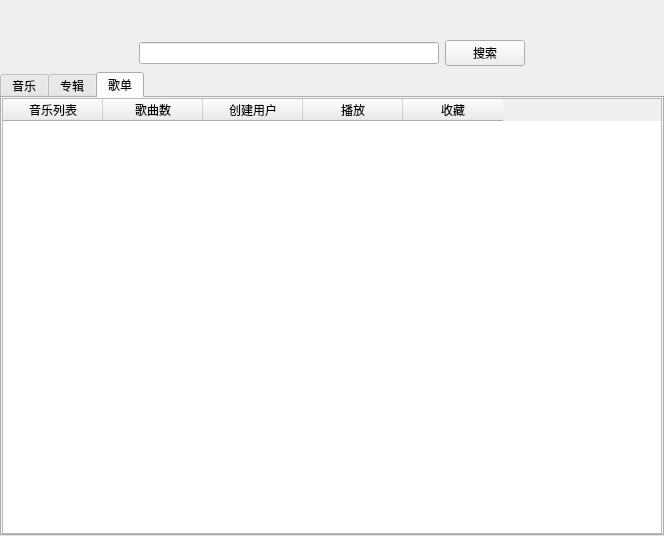
Qt form scrollContentWidget/findmusicwidget.ui (tongtianli/QtMusicPlayer) before a commit.
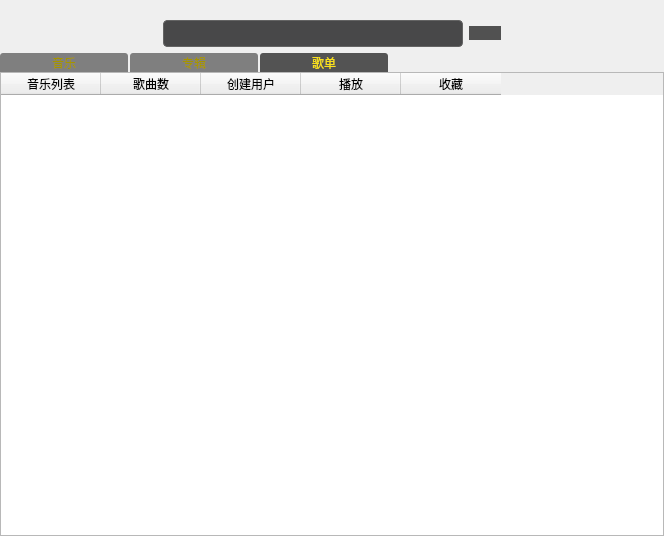
The same form after that commit. Icons and pictures are not drawn. Custom widgets are drawn as their Qt base class.

Diff of the .ui file:
```diff
--- a/scrollContentWidget/findmusicwidget.ui
+++ b/scrollContentWidget/findmusicwidget.ui
@@ -34,7 +34,7 @@
      <property name="sizeHint" stdset="0">
       <size>
        <width>20</width>
-       <height>40</height>
+       <height>20</height>
       </size>
      </property>
     </spacer>
@@ -62,12 +62,51 @@
          <height>0</height>
         </size>
        </property>
+       <property name="styleSheet">
+        <string notr="true">QLineEdit {
+        border-radius: 4px;
+        height: 25px;
+        border: 1px solid rgb(100, 100, 100);
+        background: rgb(72, 72, 73);
+}
+QLineEdit:enabled {
+        color: rgb(175, 175, 175);
+}
+QLineEdit:enabled:hover, QLineEdit:enabled:focus {
+        color: rgb(230, 230, 230);
+}
+QLineEdit:!enabled {
+        color: rgb(155, 155, 155);
+}</string>
+       </property>
       </widget>
      </item>
      <item>
       <widget class="QPushButton" name="btnSearch">
+       <property name="styleSheet">
+        <string notr="true">QPushButton:enabled {
+	border:none;
+        background: rgb(81, 81, 81);
+        	color: rgb(188, 188, 188);
+}
+QPushButton:!enabled {
+        background: rgb(100, 100, 100);
+        color: rgb(200, 200, 200);
+}
+QPushButton:enabled:hover{
+        background: rgb(85, 85, 85);
+}
+QPushButton:enabled:pressed{
+        background: rgb(80, 80, 80);
+}
+</string>
+       </property>
        <property name="text">
-        <string>搜索</string>
+        <string/>
+       </property>
+       <property name="icon">
+        <iconset resource="../mainWindow/mainwindow.qrc">
+         <normaloff>:/image/resource/search.png</normaloff>:/image/resource/search.png</iconset>
        </property>
       </widget>
      </item>
@@ -88,6 +127,30 @@
    </item>
    <item>
     <widget class="QTabWidget" name="tabWidget">
+     <property name="styleSheet">
+      <string notr="true">QTabWidget:pane {
+    border: none;
+}
+
+QTabBar:tab {
+    background: rgba(0, 0, 0, 120);
+    color: #a59400;
+    width: 128px;
+    height: 19px;
+    border-top-left-radius: 3px;
+    border-top-right-radius: 3px;
+    margin-right: 2px;
+}
+
+QTabBar:tab:selected {
+    background: rgba(0, 0, 0, 166);
+    color: #fae119;
+}
+
+QTabBar:tab:hover:!selected {
+    background: rgba(0, 0, 0, 156);
+}</string>
+     </property>
      <property name="tabShape">
       <enum>QTabWidget::Rounded</enum>
      </property>
@@ -214,6 +277,30 @@
        </property>
        <item row="0" column="0">
         <widget class="StyledTableWidget" name="listTable">
+         <property name="styleSheet">
+          <string notr="true">QTabWidget:pane {
+    border: none;
+}
+
+QTabBar:tab {
+    background: rgba(0, 0, 0, 120);
+    color: #a59400;
+    width: 128px;
+    height: 19px;
+    border-top-left-radius: 3px;
+    border-top-right-radius: 3px;
+    margin-right: 2px;
+}
+
+QTabBar:tab:selected {
+    background: rgba(0, 0, 0, 166);
+    color: #fae119;
+}
+
+QTabBar:tab:hover:!selected {
+    background: rgba(0, 0, 0, 156);
+}</string>
+         </property>
          <property name="selectionMode">
           <enum>QAbstractItemView::SingleSelection</enum>
          </property>
```
Left out of the diff: 4 changed lines with no effect on the pictures.
